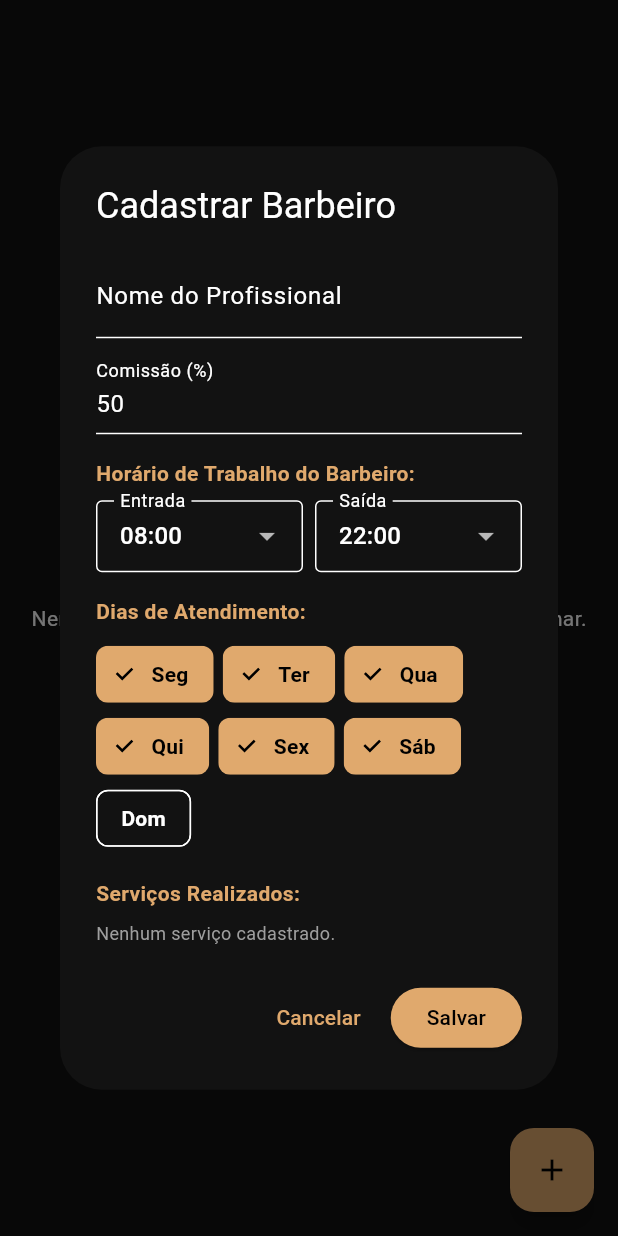
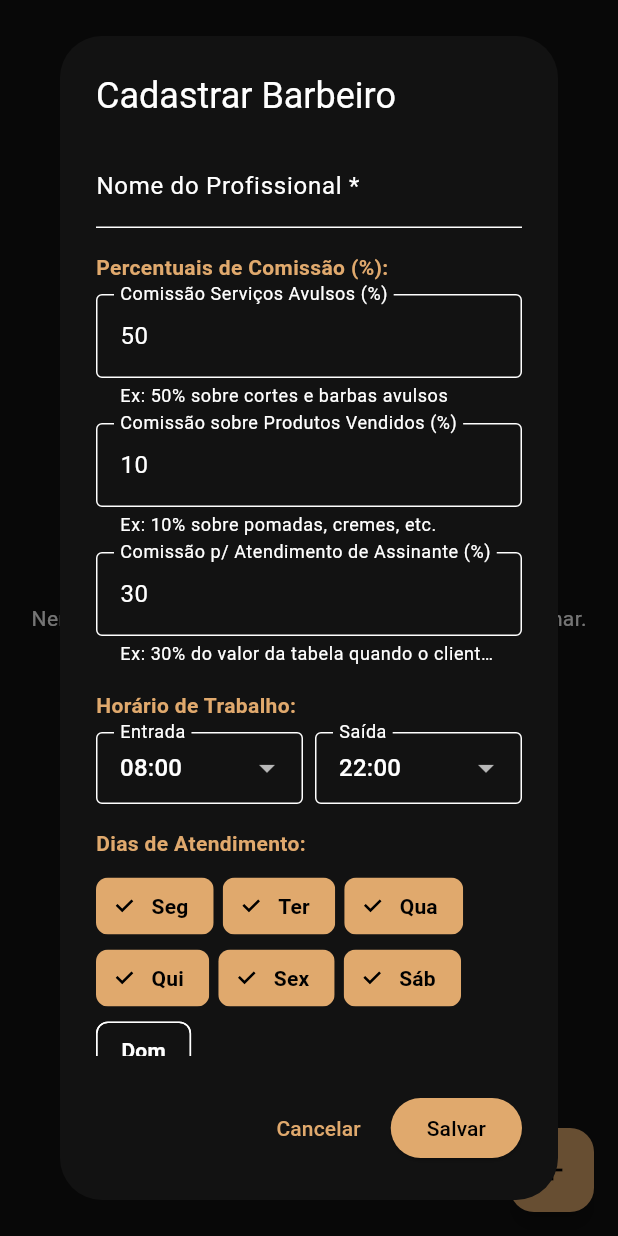
Before and after one commit to paulo960/barbearia-saas, a Flutter app: the _OwnerBarbeirosTab screen opened directly with empty values, after a tap on the "add" icon, on a phone screen of 412 x 824 dp. Run offline on Flutter 3.47's test engine with Material 3 defaults, Android fonts, the phone set to English and light mode, and no system bars; our stand-ins replace cloud_firestore, firebase_auth, firebase_core, pdf, printing; missing offline and left inert: dart:html; accounts and stored records are empty.

Commit message:
Update main.dart

```diff
--- a/lib/main.dart
+++ b/lib/main.dart
@@ -350,7 +350,7 @@ class _OwnerDashboardState extends State<OwnerDashboard> {
   }
 }
 
-// ---------------- TELA DE CLIENTES (COM CARREGAMENTO DINÂMICO DE PLANOS) ----------------
+// ---------------- TELA DE CLIENTES ----------------
 class ClientesScreen extends StatefulWidget {
   final String barbeariaId;
   const ClientesScreen({super.key, required this.barbeariaId});
@@ -394,7 +394,6 @@ class _ClientesScreenState extends State<ClientesScreen> {
                 const SizedBox(height: 16),
                 const Text('Plano de Assinatura Mensal:', style: TextStyle(fontWeight: FontWeight.bold, color: Color(0xFFE0A96D))),
                 const SizedBox(height: 6),
-                // Dropdown Dinâmico de Planos Cadastrados no Banco
                 StreamBuilder<QuerySnapshot>(
                   stream: FirebaseFirestore.instance.collection('barbearias').doc(widget.barbeariaId).collection('planos').snapshots(),
                   builder: (context, snap) {
@@ -436,7 +435,7 @@ class _ClientesScreenState extends State<ClientesScreen> {
                   const SizedBox(height: 12),
                   TextField(
                     decoration: const InputDecoration(
-                      labelText: 'Data de Vencimento do Plano (dd/mm/aaaa)',
+                      labelText: 'Data de Vencimento (dd/mm/aaaa)',
                       border: OutlineInputBorder(),
                       prefixIcon: Icon(Icons.event, color: Color(0xFFE0A96D)),
                     ),
@@ -671,7 +670,7 @@ class _ClientesScreenState extends State<ClientesScreen> {
   }
 }
 
-// ---------------- ABA DE AGENDA (COM COBERTURA INTELIGENTE DE PLANO) ----------------
+// ---------------- ABA DE AGENDA ----------------
 class _OwnerAgendamentosTab extends StatefulWidget {
   final String barbeariaId;
   const _OwnerAgendamentosTab({required this.barbeariaId});
@@ -749,14 +748,12 @@ class _OwnerAgendamentosTabState extends State<_OwnerAgendamentosTab> {
       }
     } catch (_) {}
 
-    // Verifica se o serviço específico está coberto pelo plano do cliente
     final servicoLower = servicoNome.toLowerCase();
     bool servicoCoberto = false;
 
     if (servicosCobertos.isNotEmpty) {
       servicoCoberto = servicosCobertos.any((s) => servicoLower.contains(s) || s.contains(servicoLower));
     } else if (planoIdCliente != 'nenhum') {
-      // Se não tiver lista restrita, cobre serviços compatíveis pelo nome do plano
       if (planoNomeCliente.toLowerCase().contains('corte') && servicoLower.contains('corte')) servicoCoberto = true;
       if (planoNomeCliente.toLowerCase().contains('barba') && servicoLower.contains('barba')) servicoCoberto = true;
     }
@@ -991,6 +988,7 @@ class _OwnerAgendamentosTabState extends State<_OwnerAgendamentosTab> {
                         'status': 'concluido',
                         'preco': valorFinalTotal,
                         'preco_servico': valorServicoFinal,
+                        'preco_tabela_original': valorServicoPadrao,
                         'preco_produtos': valorProdutosTotal,
                         'coberto_por_plano': servicoCoberto,
                         'forma_pagamento': servicoCoberto && valorProdutosTotal == 0 ? 'plano_mensal' : formaPagamento,
@@ -1465,14 +1463,17 @@ class _OwnerServicosTab extends StatelessWidget {
   }
 }
 
-// ---------------- ABA DE EQUIPE COM HORÁRIOS E DIAS ----------------
+// ---------------- ABA DE EQUIPE COM COMISSÕES DE PRODUTOS E ASSINATURA ----------------
 class _OwnerBarbeirosTab extends StatelessWidget {
   final String barbeariaId;
   const _OwnerBarbeirosTab({required this.barbeariaId});
 
   void _abrirModalBarbeiro(BuildContext context, {String? barbeiroId, Map<String, dynamic>? dadosAtuais}) {
     final nomeCtrl = TextEditingController(text: dadosAtuais?['nome']?.toString() ?? '');
-    final comissaoCtrl = TextEditingController(text: (dadosAtuais?['comissao_porcentagem'] ?? 50).toString());
+    final comissaoServicoCtrl = TextEditingController(text: (dadosAtuais?['comissao_porcentagem'] ?? 50).toString());
+    final comissaoProdutoCtrl = TextEditingController(text: (dadosAtuais?['comissao_produtos_pct'] ?? 10).toString());
+    final comissaoAssinanteCtrl = TextEditingController(text: (dadosAtuais?['comissao_assinante_pct'] ?? 30).toString());
+
     String horaInicio = dadosAtuais?['hora_inicio']?.toString() ?? '08:00';
     String horaFim = dadosAtuais?['hora_fim']?.toString() ?? '22:00';
     List<String> servicosSelecionados = (dadosAtuais?['servicos'] as List<dynamic>?)?.map((e) => e.toString()).toList() ?? [];
@@ -1504,11 +1505,41 @@ class _OwnerBarbeirosTab extends StatelessWidget {
               mainAxisSize: MainAxisSize.min,
               crossAxisAlignment: CrossAxisAlignment.start,
               children: [
-                TextField(controller: nomeCtrl, decoration: const InputDecoration(labelText: 'Nome do Profissional')),
+                TextField(controller: nomeCtrl, decoration: const InputDecoration(labelText: 'Nome do Profissional *')),
+                const SizedBox(height: 16),
+                const Text('Percentuais de Comissão (%):', style: TextStyle(fontWeight: FontWeight.bold, color: Color(0xFFE0A96D))),
                 const SizedBox(height: 8),
-                TextField(controller: comissaoCtrl, keyboardType: TextInputType.number, decoration: const InputDecoration(labelText: 'Comissão (%)')),
+                TextField(
+                  controller: comissaoServicoCtrl,
+                  keyboardType: TextInputType.number,
+                  decoration: const InputDecoration(
+                    labelText: 'Comissão Serviços Avulsos (%)',
+                    border: OutlineInputBorder(),
+                    helperText: 'Ex: 50% sobre cortes e barbas avulsos',
+                  ),
+                ),
+                const SizedBox(height: 10),
+                TextField(
+                  controller: comissaoProdutoCtrl,
+                  keyboardType: TextInputType.number,
+                  decoration: const InputDecoration(
+                    labelText: 'Comissão sobre Produtos Vendidos (%)',
+                    border: OutlineInputBorder(),
+                    helperText: 'Ex: 10% sobre pomadas, cremes, etc.',
+                  ),
+                ),
+                const SizedBox(height: 10),
+                TextField(
+                  controller: comissaoAssinanteCtrl,
+                  keyboardType: TextInputType.number,
+                  decoration: const InputDecoration(
+                    labelText: 'Comissão p/ Atendimento de Assinante (%)',
+                    border: OutlineInputBorder(),
+                    helperText: 'Ex: 30% do valor da tabela quando o cliente é do plano',
+                  ),
+                ),
                 const SizedBox(height: 16),
-                const Text('Horário de Trabalho do Barbeiro:', style: TextStyle(fontWeight: FontWeight.bold, color: Color(0xFFE0A96D))),
+                const Text('Horário de Trabalho:', style: TextStyle(fontWeight: FontWeight.bold, color: Color(0xFFE0A96D))),
                 const SizedBox(height: 8),
                 Row(
                   children: [
@@ -1608,7 +1639,9 @@ class _OwnerBarbeirosTab extends StatelessWidget {
                 if (nomeCtrl.text.trim().isEmpty) return;
                 final payload = {
                   'nome': nomeCtrl.text.trim(),
-                  'comissao_porcentagem': int.tryParse(comissaoCtrl.text.trim()) ?? 50,
+                  'comissao_porcentagem': int.tryParse(comissaoServicoCtrl.text.trim()) ?? 50,
+                  'comissao_produtos_pct': int.tryParse(comissaoProdutoCtrl.text.trim()) ?? 10,
+                  'comissao_assinante_pct': int.tryParse(comissaoAssinanteCtrl.text.trim()) ?? 30,
                   'hora_inicio': horaInicio,
                   'hora_fim': horaFim,
                   'servicos': servicosSelecionados,
@@ -1675,6 +1708,9 @@ class _OwnerBarbeirosTab extends StatelessWidget {
               final nome = b['nome']?.toString() ?? 'Barbeiro';
               final hInicio = b['hora_inicio']?.toString() ?? '08:00';
               final hFim = b['hora_fim']?.toString() ?? '22:00';
+              final comServ = b['comissao_porcentagem'] ?? 50;
+              final comProd = b['comissao_produtos_pct'] ?? 10;
+              final comAssin = b['comissao_assinante_pct'] ?? 30;
               final servicosList = (b['servicos'] as List<dynamic>?)?.map((e) => e.toString()).toList() ?? [];
 
               return Card(
@@ -1693,11 +1729,12 @@ class _OwnerBarbeirosTab extends StatelessWidget {
                     subtitle: Column(
                       crossAxisAlignment: CrossAxisAlignment.start,
                       children: [
-                        Text('Horário: $hInicio às $hFim • Comissão: ${b['comissao_porcentagem'] ?? 50}%', style: const TextStyle(color: Color(0xFFE0A96D), fontSize: 12)),
+                        Text('Horário: $hInicio às $hFim', style: const TextStyle(color: Color(0xFFE0A96D), fontSize: 12)),
+                        Text('Comissões: $comServ% (Serviço) | $comProd% (Produtos) | $comAssin% (Assinante)', style: const TextStyle(fontSize: 11, color: Colors.white70)),
                         const SizedBox(height: 4),
                         Text(
                           servicosList.isEmpty ? 'Todos os serviços' : 'Faz: ${servicosList.join(", ")}',
-                          style: const TextStyle(fontSize: 12, color: Colors.grey),
+                          style: const TextStyle(fontSize: 11, color: Colors.grey),
                         ),
                       ],
                     ),
@@ -1730,7 +1767,7 @@ class _OwnerBarbeirosTab extends StatelessWidget {
   }
 }
 
-// ---------------- ABA DE AJUSTES (COM CADASTRO, EDIÇÃO E EXCLUSÃO DE PLANOS) ----------------
+// ---------------- ABA DE AJUSTES ----------------
 class _OwnerConfigAjustesTab extends StatefulWidget {
   final String barbeariaId;
   const _OwnerConfigAjustesTab({required this.barbeariaId});
@@ -1882,7 +1919,6 @@ class _OwnerConfigAjustesTabState extends State<_OwnerConfigAjustesTab> {
           child: Column(
             crossAxisAlignment: CrossAxisAlignment.stretch,
             children: [
-              // SEÇÃO DINÂMICA DE PLANOS DE ASSINATURA
               Card(
                 color: const Color(0xFF222222),
                 child: Padding(
@@ -1991,7 +2027,6 @@ class _OwnerConfigAjustesTabState extends State<_OwnerConfigAjustesTab> {
                 ),
               ),
               const SizedBox(height: 16),
-              // CARD HORÁRIO GERAL DE FUNCIONAMENTO
               Card(
                 color: const Color(0xFF222222),
                 child: Padding(
@@ -2062,7 +2097,6 @@ class _OwnerConfigAjustesTabState extends State<_OwnerConfigAjustesTab> {
                 ),
               ),
               const SizedBox(height: 16),
-              // CARD DIAS DA SEMANA
               Card(
                 color: const Color(0xFF222222),
                 child: Padding(
@@ -2110,7 +2144,7 @@ class _OwnerConfigAjustesTabState extends State<_OwnerConfigAjustesTab> {
   }
 }
 
-// ---------------- ABA FINANCEIRO ----------------
+// ---------------- ABA FINANCEIRO (COM CÁLCULOS PRECISOS DE CADA COMISSÃO) ----------------
 class _OwnerFinanceiroTab extends StatefulWidget {
   final String barbeariaId;
   const _OwnerFinanceiroTab({required this.barbeariaId});
@@ -2333,7 +2367,7 @@ class _OwnerFinanceiroTabState extends State<_OwnerFinanceiroTab> {
                   ]),
                   pw.Column(children: [
                     pw.Text('COMISSÕES', style: pw.TextStyle(fontSize: 9, fontWeight: pw.FontWeight.bold)),
-                    pw.Text('R\$ ${totalComissoes.toStringAsFixed(2)}', style: const pw.TextStyle(fontSize: 12, color: PdfColors.orange800)),
+                    pw.Text('R\$ ${totalComissoes.toStringAsFixed(2)}', style: pw.TextStyle(fontSize: 12, color: PdfColors.orange800)),
                   ]),
                   pw.Column(children: [
                     pw.Text('LUCRO REAL', style: pw.TextStyle(fontSize: 9, fontWeight: pw.FontWeight.bold)),
@@ -2413,10 +2447,16 @@ class _OwnerFinanceiroTabState extends State<_OwnerFinanceiroTab> {
               stream: FirebaseFirestore.instance.collection('barbearias').doc(widget.barbeariaId).collection('barbeiros').snapshots(),
               builder: (context, barberSnap) {
                 final barbeirosDocs = barberSnap.data?.docs ?? [];
-                Map<String, int> comissoesMap = {};
+
+                // Mapeamento das 3 comissões de cada barbeiro
+                Map<String, Map<String, int>> comissoesBarbeirosMap = {};
                 for (var b in barbeirosDocs) {
                   final data = b.data() as Map<String, dynamic>;
-                  comissoesMap[b.id] = int.tryParse(data['comissao_porcentagem']?.toString() ?? '50') ?? 50;
+                  comissoesBarbeirosMap[b.id] = {
+                    'servico': int.tryParse(data['comissao_porcentagem']?.toString() ?? '50') ?? 50,
+                    'produto': int.tryParse(data['comissao_produtos_pct']?.toString() ?? '10') ?? 10,
+                    'assinante': int.tryParse(data['comissao_assinante_pct']?.toString() ?? '30') ?? 30,
+                  };
                 }
 
                 return StreamBuilder<QuerySnapshot>(
@@ -2468,14 +2508,37 @@ class _OwnerFinanceiroTabState extends State<_OwnerFinanceiroTab> {
                       final st = d['status']?.toString() ?? 'pendente';
                       final precoTotal = (d['preco'] as num?)?.toDouble() ?? 0.0;
                       final precoProd = (d['preco_produtos'] as num?)?.toDouble() ?? 0.0;
-                      final precoServ = (d['preco_servico'] as num?)?.toDouble() ?? (precoTotal - precoProd);
+                      final precoServCobrado = (d['preco_servico'] as num?)?.toDouble() ?? (precoTotal - precoProd);
+                      final precoTabelaOriginal = (d['preco_tabela_original'] as num?)?.toDouble() ?? precoServCobrado;
+                      final cobertoPorPlano = d['coberto_por_plano'] == true;
+
+                      final comissoesDoBarbeiro = comissoesBarbeirosMap[bId] ?? {'servico': 50, 'produto': 10, 'assinante': 30};
 
                       if (st == 'concluido') {
-                        totalServicos += precoServ;
+                        totalServicos += precoServCobrado;
                         totalProdutos += precoProd;
                         totalConcluidos++;
-                        final comissaoPct = comissoesMap[bId] ?? 50;
-                        totalComissoes += (precoServ * comissaoPct) / 100;
+
+                        // Cálculo da Comissão
+                        double comissaoDesteAtendimento = 0.0;
+
+                        if (cobertoPorPlano) {
+                          // Comissão de assinante baseada no valor de tabela do serviço
+                          final pctAssinante = comissoesDoBarbeiro['assinante'] ?? 30;
+                          comissaoDesteAtendimento += (precoTabelaOriginal * pctAssinante) / 100;
+                        } else {
+                          // Comissão de serviço avulso
+                          final pctServico = comissoesDoBarbeiro['servico'] ?? 50;
+                          comissaoDesteAtendimento += (precoServCobrado * pctServico) / 100;
+                        }
+
+                        // Comissão sobre produtos vendidos
+                        if (precoProd > 0) {
+                          final pctProd = comissoesDoBarbeiro['produto'] ?? 10;
+                          comissaoDesteAtendimento += (precoProd * pctProd) / 100;
+                        }
+
+                        totalComissoes += comissaoDesteAtendimento;
                       } else if (st == 'cancelado') {
                         totalCancelados++;
                       }
@@ -2986,6 +3049,7 @@ class _ClientBookingScreenState extends State<ClientBookingScreen> {
         'servico': _servicoSelecionado,
         'preco': _precoSelecionado,
         'preco_servico': _precoSelecionado,
+        'preco_tabela_original': _precoSelecionado,
         'preco_produtos': 0.0,
         'barbeiro_id': _barbeiroSelecionado,
         'barbeiro_nome': _barbeiroNome,
```
